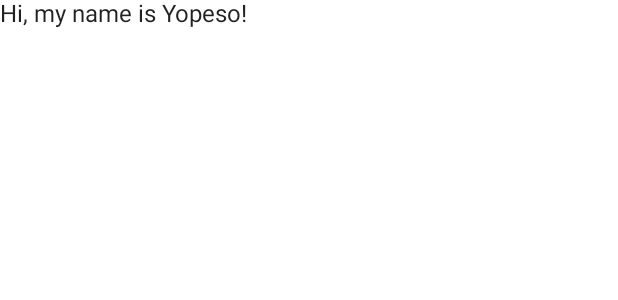
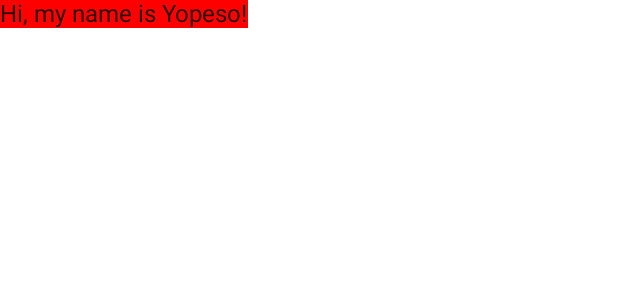
Before and after one commit to BogdanPetrisor/GreetingCard, an Android app built with Jetpack Compose: the @Preview function DefaultPreview, on a phone screen of 412 x 824 dp. Shown: the top 300 px of the screen. Run offline under Robolectric (Android 15) with nearby library versions, the phone set to English and light mode, and no system bars.

```diff
--- a/app/src/main/java/com/example/greetingcard/MainActivity.kt
+++ b/app/src/main/java/com/example/greetingcard/MainActivity.kt
@@ -3,12 +3,14 @@ package com.example.greetingcard
 import android.os.Bundle
 import androidx.activity.ComponentActivity
 import androidx.activity.compose.setContent
+import androidx.compose.foundation.layout.Box
 import androidx.compose.foundation.layout.fillMaxSize
 import androidx.compose.material.MaterialTheme
 import androidx.compose.material.Surface
 import androidx.compose.material.Text
 import androidx.compose.runtime.Composable
 import androidx.compose.ui.Modifier
+import androidx.compose.ui.graphics.Color
 import androidx.compose.ui.tooling.preview.Preview
 import com.example.greetingcard.ui.theme.GreetingCardTheme
 
@@ -28,7 +30,9 @@ class MainActivity : ComponentActivity() {
 
 @Composable
 fun Greeting(name: String) {
-    Text(text = "Hi, my name is $name!")
+    Surface(color = Color.Red) {
+        Text(text = "Hi, my name is $name!")
+    }
 }
 
 @Preview(showBackground = true)
```
